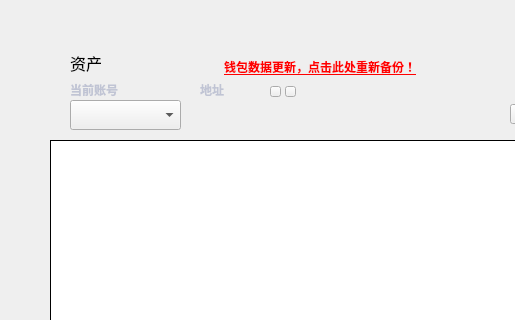
HcashOrg/hx-indicator, file mainpage.ui: the form before one commit; both pictures show x 0 to 515 and y 0 to 320 of the 770 by 530 pixel window.
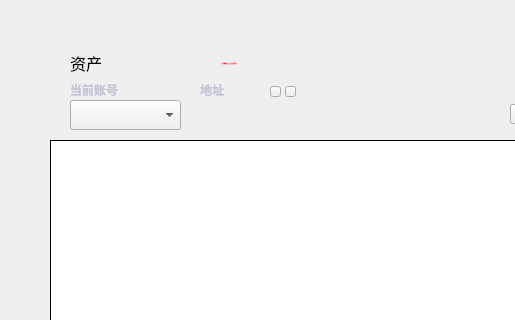
The form after the commit. Icons and pictures are not drawn.

```diff
--- a/mainpage.ui
+++ b/mainpage.ui
@@ -420,12 +420,22 @@
   <widget class="QPushButton" name="backupBtn">
    <property name="geometry">
     <rect>
-     <x>220</x>
-     <y>57</y>
+     <x>130</x>
+     <y>53</y>
      <width>200</width>
      <height>20</height>
     </rect>
    </property>
+   <property name="font">
+    <font>
+     <family>微软雅黑</family>
+     <pointsize>-1</pointsize>
+     <weight>50</weight>
+     <italic>false</italic>
+     <bold>false</bold>
+     <underline>false</underline>
+    </font>
+   </property>
    <property name="cursor">
     <cursorShape>PointingHandCursor</cursorShape>
    </property>
@@ -433,12 +443,21 @@
     <string notr="true">color: red;
 font: 12px &quot;微软雅黑&quot;;
 border:none;
-background:transparent;
-text-decoration: underline;</string>
+background:transparent;</string>
    </property>
    <property name="text">
     <string>钱包数据更新，点击此处重新备份！</string>
    </property>
+   <property name="icon">
+    <iconset resource="wallet.qrc">
+     <normaloff>:/ui/wallet_ui/redtip.png</normaloff>:/ui/wallet_ui/redtip.png</iconset>
+   </property>
+   <property name="autoDefault">
+    <bool>false</bool>
+   </property>
+   <property name="default">
+    <bool>false</bool>
+   </property>
   </widget>
   <zorder>addressLabel</zorder>
   <zorder>title_label</zorder>
```
Left out of the diff: 4 changed lines with no effect on the pictures.
